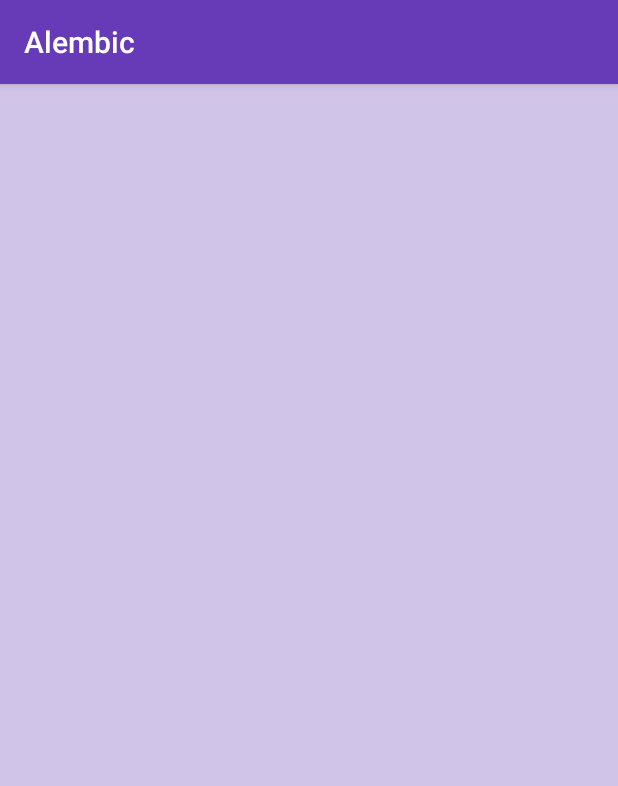
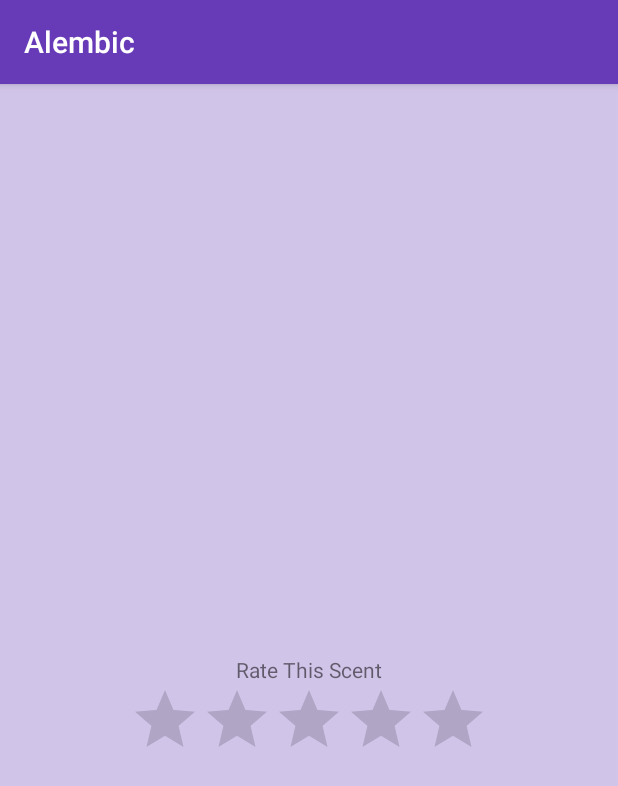
Before and after one commit to Reagankm/AlembicOnAndroid, an Android app: the ScentActivity screen opened directly, with no data from a screen before it, on a phone screen of 412 x 824 dp. Shown: the top 786 px of the screen. Run offline under Robolectric (Android 15) with nearby library versions, the light colour scheme and no system bars; 1 statement that could not run was skipped.

Commit message:
Made a rating bar in detail view and centered everything all pretty

```diff
--- a/app/src/main/java/com/reagankm/www/alembic/ScentActivity.java
+++ b/app/src/main/java/com/reagankm/www/alembic/ScentActivity.java
@@ -6,6 +6,7 @@ import android.support.v4.app.Fragment;
 import android.support.v4.app.FragmentManager;
 import android.support.v7.app.AppCompatActivity;
 import android.os.Bundle;
+import android.util.Log;
 
 import com.reagankm.www.alembic.model.ScentInfo;
 
@@ -14,7 +15,8 @@ public class ScentActivity extends AppCompatActivity {
     private static final String SCENT_ID_SELECTED
             = "com.reagankm.www.alembic.scent_id_selected";
     private static final String SCENT_NAME_SELECTED
-            = "com.reagankm.www.alembic.scent_NAME_selected";
+            = "com.reagankm.www.alembic.scent_name_selected";
+    private static final String TAG = "ScentActivityTag";
 
     private String scentId;
     private String scentName;
@@ -27,9 +29,11 @@ public class ScentActivity extends AppCompatActivity {
         if (savedInstanceState != null){
             scentId = savedInstanceState.getString(SCENT_ID_SELECTED);
             scentName = savedInstanceState.getString(SCENT_NAME_SELECTED);
+            Log.d(TAG, "onCreate, restoring from savedInstanceState for scent " +
+                    "with id " + scentId + ", name " + scentName);
         } else {
             scentId = getIntent().getStringExtra(SCENT_ID_SELECTED);
-            scentId = getIntent().getStringExtra(SCENT_NAME_SELECTED);
+            scentName = getIntent().getStringExtra(SCENT_NAME_SELECTED);
         }
 
 
@@ -68,6 +72,8 @@ public class ScentActivity extends AppCompatActivity {
         Intent i = new Intent(packageContext, ScentActivity.class);
         i.putExtra(SCENT_ID_SELECTED, scent.id);
         i.putExtra(SCENT_NAME_SELECTED, scent.name);
+        Log.d(TAG, "createIntent with ScentInfo object name " + scent.name
+                + ", id " + scent.id);
         return i;
     }
 
--- a/app/src/main/java/com/reagankm/www/alembic/ScentFragment.java
+++ b/app/src/main/java/com/reagankm/www/alembic/ScentFragment.java
@@ -1,12 +1,15 @@
 package com.reagankm.www.alembic;
 
 
+import android.app.Activity;
 import android.os.Bundle;
 import android.support.v4.app.Fragment;
+import android.support.v7.widget.AppCompatRatingBar;
 import android.util.Log;
 import android.view.LayoutInflater;
 import android.view.View;
 import android.view.ViewGroup;
+import android.widget.RatingBar;
 import android.widget.TextView;
 
 
@@ -24,6 +27,8 @@ public class ScentFragment extends Fragment {
 
     private View thisView;
 
+    private AppCompatRatingBar rating;
+
     public ScentFragment() {
         // Required empty public constructor
         Log.d(TAG, "ScentFragment constructed");
@@ -37,7 +42,19 @@ public class ScentFragment extends Fragment {
             name = savedInstanceState.getString(ScentActivity.getNameKey());
             id = savedInstanceState.getString(ScentActivity.getIdKey());
 
+        } else {
+            Log.d(TAG, "onCreate has no savedInstanceState");
         }
+
+        Activity activity = (Activity) getContext();
+
+        rating = (AppCompatRatingBar) activity.findViewById(R.id.detail_rating_bar);
+        rating.setOnRatingBarChangeListener(new RatingBar.OnRatingBarChangeListener() {
+            @Override
+            public void onRatingChanged(RatingBar ratingBar, float rating, boolean fromUser) {
+                //TODO: Save rating
+            }
+        });
 
     }
 
--- a/app/src/main/res/layout/activity_scent.xml
+++ b/app/src/main/res/layout/activity_scent.xml
@@ -3,6 +3,10 @@
     xmlns:android="http://schemas.android.com/apk/res/android"
     android:layout_width="match_parent"
     android:layout_height="match_parent"
+    android:layout_marginBottom="@dimen/activity_vertical_margin"
+    android:layout_marginTop="@dimen/activity_vertical_margin"
+    android:layout_marginLeft="@dimen/activity_horizontal_margin"
+    android:layout_marginRight="@dimen/activity_horizontal_margin"
     android:id="@+id/fragment_container" >
 
 </FrameLayout>
--- a/app/src/main/res/layout/fragment_scent.xml
+++ b/app/src/main/res/layout/fragment_scent.xml
@@ -3,16 +3,32 @@
               android:layout_width="match_parent"
               android:layout_height="match_parent"
               android:orientation="vertical"
+              android:gravity="center"
               tools:context="com.reagankm.www.alembic.ScentFragment">
 
     <TextView
-        android:layout_width="wrap_content"
+        android:layout_width="match_parent"
         android:layout_height="wrap_content"
-        android:id="@+id/scent_detail_name"/>
+        android:id="@+id/scent_detail_name"
+        android:gravity="center"
+        style="@android:style/TextAppearance.DeviceDefault.Large"/>
+    <TextView
+        android:layout_width="match_parent"
+        android:layout_height="wrap_content"
+        android:id="@+id/scent_detail_id"
+        android:gravity="center"
+        style="@android:style/TextAppearance.DeviceDefault.Medium"/>
     <TextView
         android:layout_width="wrap_content"
         android:layout_height="wrap_content"
-        android:id="@+id/scent_detail_id"/>
+        android:paddingTop="@dimen/activity_vertical_margin"
+        android:text="@string/rate_scent_instructions"/>
+    <android.support.v7.widget.AppCompatRatingBar
+        android:layout_width="wrap_content"
+        android:layout_height="wrap_content"
+        android:gravity="center"
+        android:id="@+id/detail_rating_bar"/>
+
 
 
 </LinearLayout>
--- a/app/src/main/res/values/strings.xml
+++ b/app/src/main/res/values/strings.xml
@@ -17,4 +17,5 @@
     <string name="dialog_message_pt_2">\n\nDo you wish to update scents now?</string>
     <string name="scent_query_dialog">Fetching scents...</string>
     <string name="title_activity_scent_list_container">ScentListContainerActivity</string>
+    <string name="rate_scent_instructions">Rate This Scent</string>
 </resources>
```
Also changed, not shown: app/src/main/java/com/reagankm/www/alembic/ScentListFragment.java (+30 -6 lines), app/src/main/java/com/reagankm/www/alembic/ScentQueryTask.java (+0 -40 lines), app/src/main/java/com/reagankm/www/alembic/ScentWebTask.java (deleted, +0 -174 lines), app/src/main/java/com/reagankm/www/alembic/model/ScentInfo.java (+23 -2 lines).
